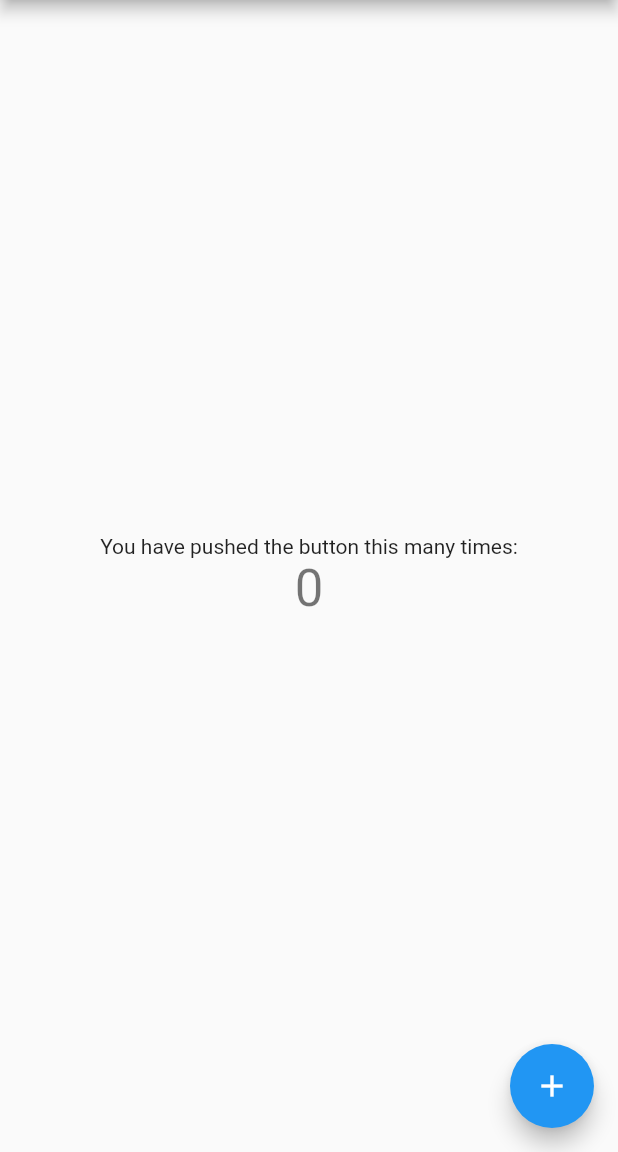
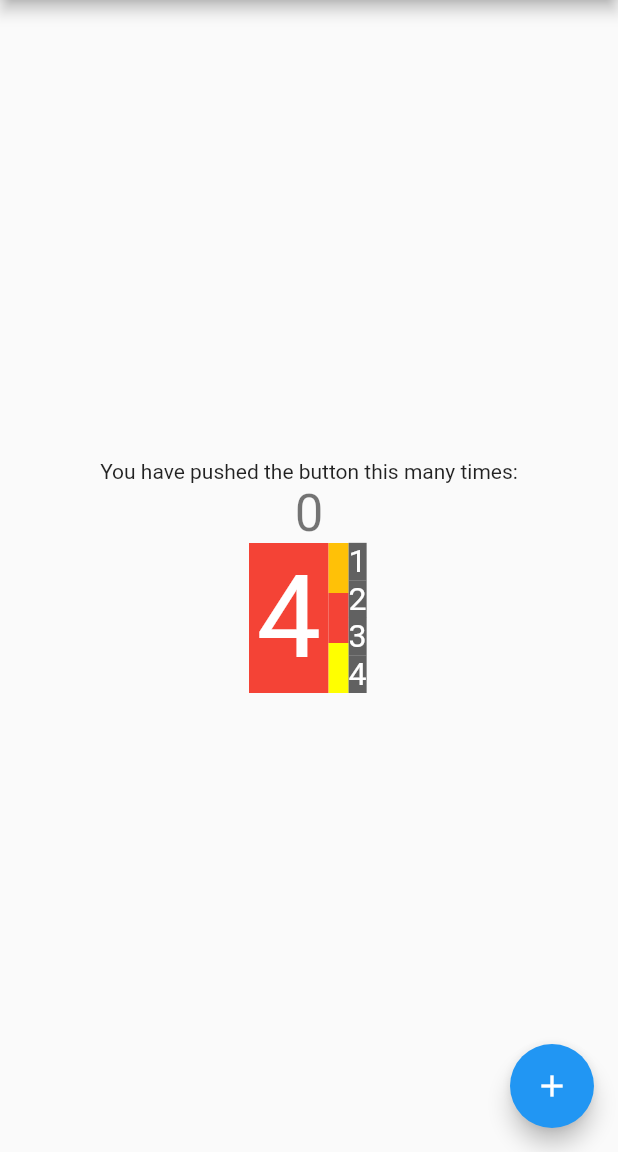
Before and after one commit to pappd/HanCardGame, a Flutter app: the screen it shows after launch, on a phone screen of 412 x 824 dp, the part 84-1236 px from its top. Run offline on Flutter 3.47's test engine with Material 2 defaults, Android fonts, the phone set to English and light mode, and no system bars.

Commit message:
added card widget

```diff
--- /dev/null
+++ b/lib/card.dart
@@ -0,0 +1,77 @@
+import 'package:card_game/model/card_model.dart';
+import 'package:card_game/model/card_types_model.dart';
+import 'package:card_game/model/heard_info_model.dart';
+import 'package:flutter/material.dart';
+
+class Card extends StatelessWidget {
+  final CardModel card;
+  final HeardInfoModel info;
+  final List<Color> colors;
+  const Card(
+      {Key key,
+      this.card,
+      this.info,
+      this.colors = CardTypesModel.defaultColors})
+      : super(key: key);
+
+  @override
+  Widget build(BuildContext context) {
+    return Row(
+      children: <Widget>[
+        Flexible(
+          flex: 4,
+          child: Container(
+            color: colors[card.colorIndex],
+            padding: EdgeInsets.all(5),
+            child: FittedBox(
+              child: Text(
+                "${card.value}",
+                style: TextStyle(
+                  color: Colors.white,
+                  fontSize: 236,
+                ),
+              ),
+            ),
+          ),
+        ),
+        if ((info?.getColors(true)?.length ?? 0) <
+            (info?.possibleColors?.length ?? 0))
+          Flexible(
+            flex: 1,
+            child: Column(
+              children: <Widget>[
+                for (var c in info.getColors(true))
+                  Expanded(
+                    child: Container(
+                      color: colors[c],
+                    ),
+                  )
+              ],
+            ),
+          ),
+        if ((info?.getValues(true)?.length ?? 0) <
+            (info?.possibleValues?.length ?? 0))
+          Flexible(
+            flex: 1,
+            child: Column(
+              children: <Widget>[
+                for (var c in info.getValues(true))
+                  Expanded(
+                    child: FittedBox(
+                      child: Text(
+                        "${c + 1}",
+                        style: TextStyle(
+                          backgroundColor: Colors.grey[700],
+                          color: Colors.white,
+                          fontSize: 36,
+                        ),
+                      ),
+                    ),
+                  )
+              ],
+            ),
+          ),
+      ],
+    );
+  }
+}
--- a/lib/main.dart
+++ b/lib/main.dart
@@ -1,4 +1,8 @@
+import 'package:card_game/model/card_model.dart';
+import 'package:card_game/model/card_types_model.dart';
+import 'package:card_game/model/heard_info_model.dart';
 import 'package:flutter/material.dart';
+import 'card.dart' as game;
 
 void main() => runApp(MyApp());
 
@@ -59,12 +63,16 @@ class _MyHomePageState extends State<MyHomePage> {
 
   @override
   Widget build(BuildContext context) {
-    // This method is rerun every time setState is called, for instance as done
-    // by the _incrementCounter method above.
-    //
-    // The Flutter framework has been optimized to make rerunning build methods
-    // fast, so that you can just rebuild anything that needs updating rather
-    // than having to individually change instances of widgets.
+    var types = CardTypesModel(5);
+    types.addColor([3, 2, 2, 2, 1]);
+    types.addColor([3, 2, 2, 2, 1]);
+    types.addColor([3, 2, 2, 2, 1]);
+    types.addColor([3, 2, 2, 2, 1]);
+    types.addColor([3, 2, 2, 2, 1]);
+    var info = HeardInfoModel(types);
+    info.heardColor(2, false);
+    info.heardColor(4, false);
+    info.heardValue(4, false);
     return Scaffold(
       appBar: AppBar(
         // Here we take the value from the MyHomePage object that was created by
@@ -98,6 +106,14 @@ class _MyHomePageState extends State<MyHomePage> {
               '$_counter',
               style: Theme.of(context).textTheme.display1,
             ),
+            Container(
+              width: 80,
+              height: 100,
+              child: game.Card(
+                card: CardModel(colorIndex: 1, value: 4),
+                info: info,
+              ),
+            ),
           ],
         ),
       ),
```
